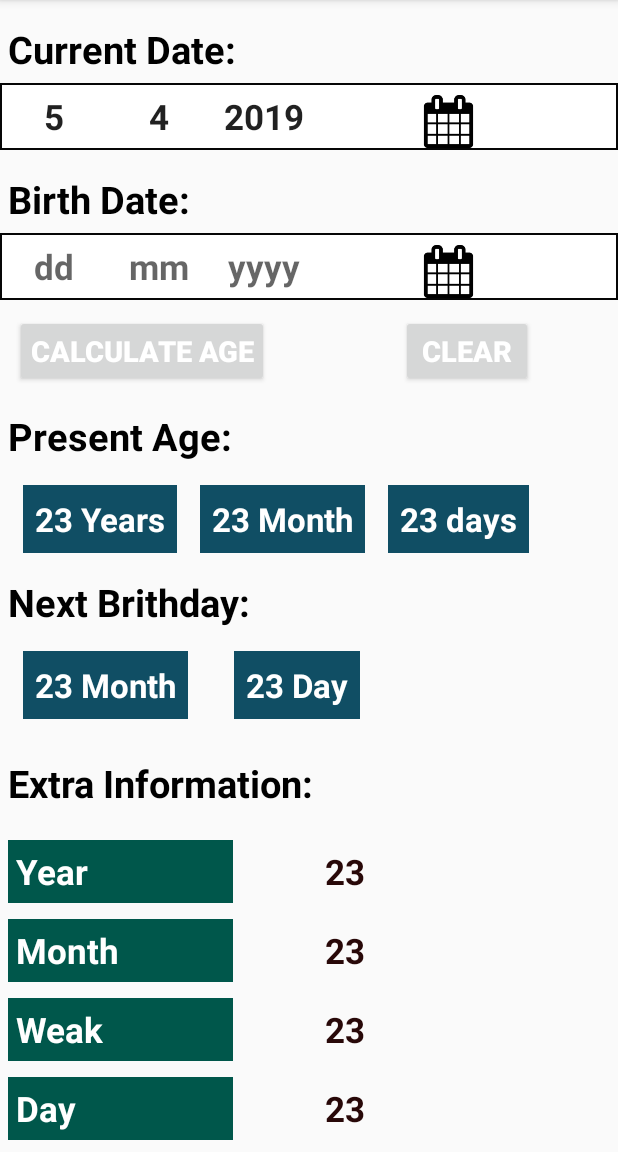
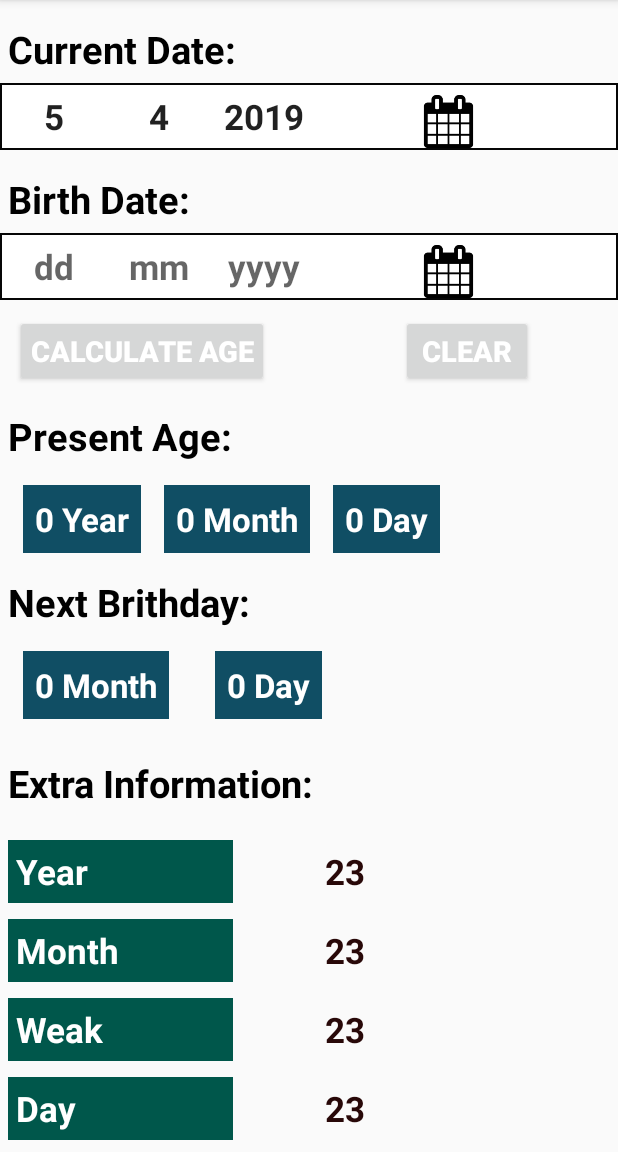
Before and after one commit to Rifatalmamun/AgeCalculator, an Android app: the screen it shows after launch (MainActivity), after a tap on "CLEAR", on a phone screen of 412 x 824 dp, the part 84-1236 px from its top. Run offline under Robolectric (Android 15) with nearby library versions, the phone set to English and light mode, and no system bars; 3 other taps on this screen came first.

Commit message:
Get Actual age result

```diff
--- a/app/src/main/java/com/example/rifat/agecalculator/MainActivity.java
+++ b/app/src/main/java/com/example/rifat/agecalculator/MainActivity.java
@@ -26,6 +26,8 @@ public class MainActivity extends AppCompatActivity implements View.OnClickListe
 
     private DatePickerDialog current_Date_Picker;
     private DatePickerDialog birth_Date_Picker;
+
+    int month[]={31,28,31,30,31,30,31,31,30,31,30,31};  // define a string for all month day count;
     @Override
     protected void onCreate(Bundle savedInstanceState) {
         super.onCreate(savedInstanceState);
@@ -59,6 +61,17 @@ public class MainActivity extends AppCompatActivity implements View.OnClickListe
         clearButton=(Button)findViewById(R.id.ClearButton_id);
         currentDateCalenderPickerButton=(Button)findViewById(R.id.CurrentDataCalender_id);
         birthDateCalenderPickerButton=(Button)findViewById(R.id.BirthDateCalender_id);
+
+
+        // apps ta on hole sob value first a empty dekhabe
+        birthDateDay.setText("");
+        birthDateMonth.setText("");
+        birthDateYear.setText("");
+        yearResult.setText("0 Year");
+        monthResult.setText("0 Month");
+        dayResult.setText("0 Day");
+        nextMonthResult.setText("0 Month");
+        nextDayResult.setText("0 Day");
 
         // now set OnClicklistener............................................................
         currentDateCalenderPickerButton.setOnClickListener(this);
@@ -113,12 +126,12 @@ public class MainActivity extends AppCompatActivity implements View.OnClickListe
                 int bYear=Integer.parseInt(takeBirthYear);
 
                 if(bDay>cDay){
-                    cDay=cDay+30;
-                    bMonth=bMonth+1;
+                    cDay=cDay+month[bMonth-1];
+                    cMonth=cMonth-1;
                 }
                 if(bMonth>cMonth){
+                    cYear=cYear-1;
                     cMonth=cMonth+12;
-                    bYear=bYear+1;
                 }
 
                 int F_day=(cDay-bDay);
@@ -133,14 +146,22 @@ public class MainActivity extends AppCompatActivity implements View.OnClickListe
                 monthResult.setText(finalMonth+" Month");
                 dayResult.setText(finalDay+" Day");
 
+                extraINformationFunction(finalYear,finalMonth,finalDay);
+
             }
         }
         if(v.getId()==R.id.ClearButton_id){
             birthDateDay.setText("");
             birthDateMonth.setText("");
             birthDateYear.setText("");
+            yearResult.setText("0 Year");
+            monthResult.setText("0 Month");
+            dayResult.setText("0 Day");
+            nextMonthResult.setText("0 Month");
+            nextDayResult.setText("0 Day");
         }
     }
+
     // this is OpenCurrentDatePicker method....................................
     //.........................................................................
     private void openCurrentDatePicker() {
@@ -195,4 +216,16 @@ public class MainActivity extends AppCompatActivity implements View.OnClickListe
 
         birth_Date_Picker.show();
     }
+    // Extra Information method.....................................................................
+    private void extraINformationFunction(String f_year,String f_month,String f_day) {
+
+        int exYear=Integer.parseInt(f_year);
+        int exMonth=Integer.parseInt(f_month);
+        int exDay=Integer.parseInt(f_day);
+        int exWeek;
+
+
+
+
+    }
 }
```
